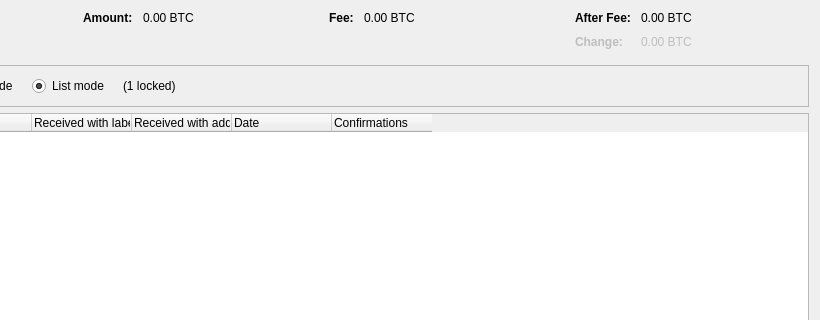
This is src/qt/forms/coincontroldialog.ui in ayoussief/arkham as Qt 5 draws it before an edit; both pictures show x 180 to 1000 and y 0 to 320 of the 1000 by 500 pixel window. The edited form follows.
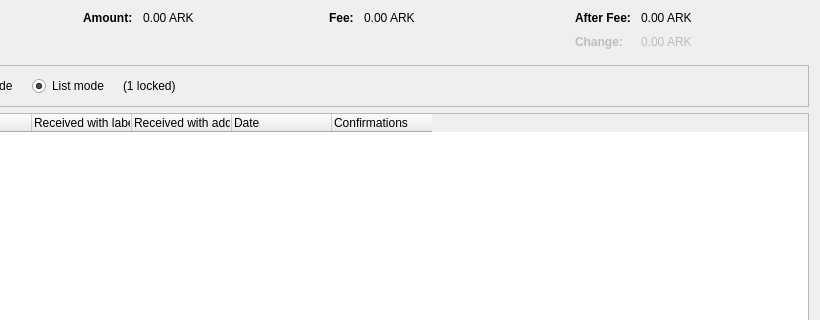
This is the edited form. Custom widgets are drawn as their Qt base class.

Patch:
```diff
--- a/src/qt/forms/coincontroldialog.ui
+++ b/src/qt/forms/coincontroldialog.ui
@@ -135,7 +135,7 @@
           <enum>Qt::ActionsContextMenu</enum>
          </property>
          <property name="text">
-          <string notr="true">0.00 BTC</string>
+          <string notr="true">0.00 ARK</string>
          </property>
          <property name="textInteractionFlags">
           <set>Qt::LinksAccessibleByMouse|Qt::TextSelectableByKeyboard|Qt::TextSelectableByMouse</set>
@@ -180,7 +180,7 @@
           <enum>Qt::ActionsContextMenu</enum>
          </property>
          <property name="text">
-          <string notr="true">0.00 BTC</string>
+          <string notr="true">0.00 ARK</string>
          </property>
          <property name="textInteractionFlags">
           <set>Qt::LinksAccessibleByMouse|Qt::TextSelectableByKeyboard|Qt::TextSelectableByMouse</set>
@@ -228,7 +228,7 @@
           <enum>Qt::ActionsContextMenu</enum>
          </property>
          <property name="text">
-          <string notr="true">0.00 BTC</string>
+          <string notr="true">0.00 ARK</string>
          </property>
          <property name="textInteractionFlags">
           <set>Qt::LinksAccessibleByMouse|Qt::TextSelectableByKeyboard|Qt::TextSelectableByMouse</set>
@@ -263,7 +263,7 @@
           <enum>Qt::ActionsContextMenu</enum>
          </property>
          <property name="text">
-          <string notr="true">0.00 BTC</string>
+          <string notr="true">0.00 ARK</string>
          </property>
          <property name="textInteractionFlags">
           <set>Qt::LinksAccessibleByMouse|Qt::TextSelectableByKeyboard|Qt::TextSelectableByMouse</set>
```
